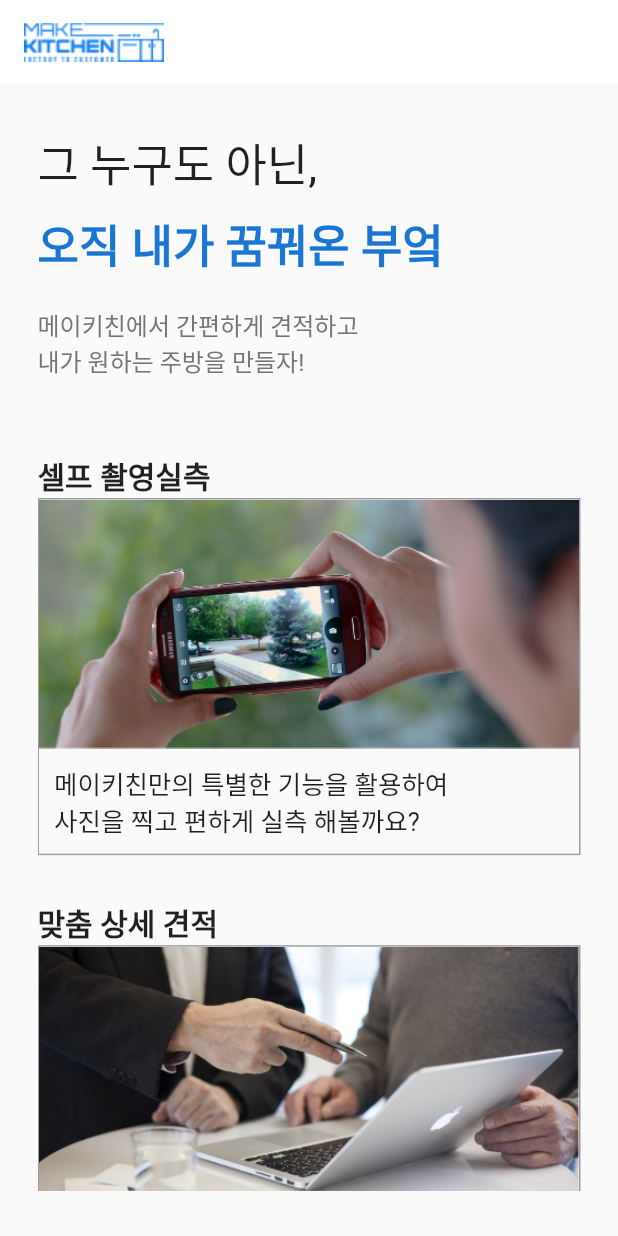
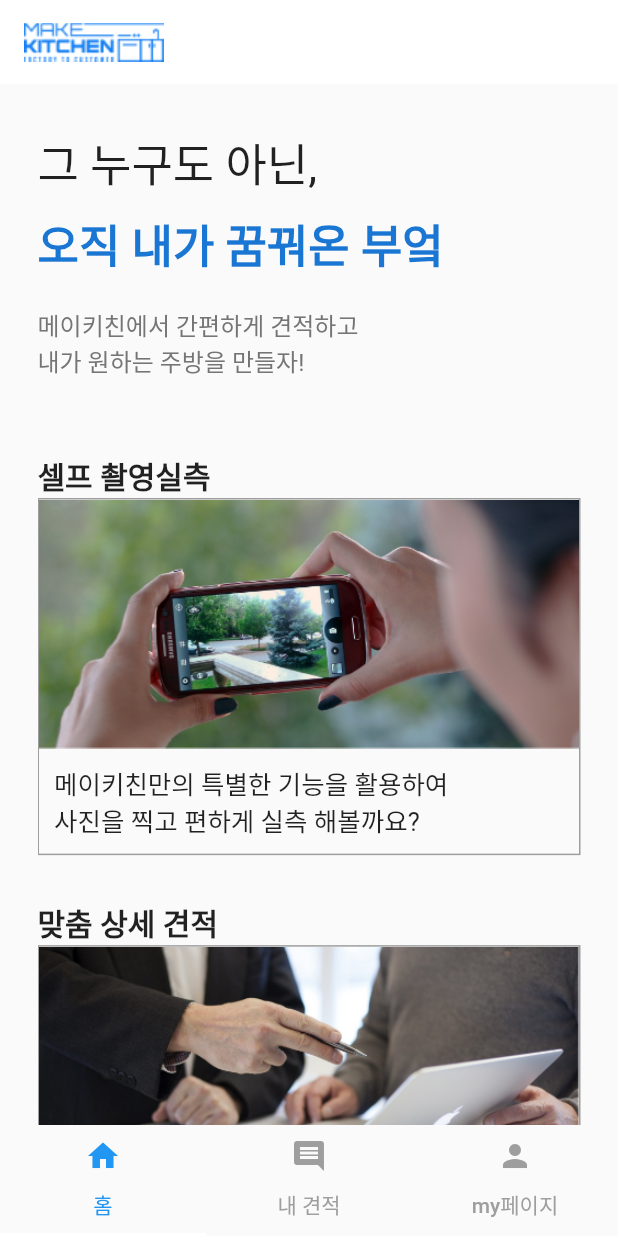
Before and after one commit to AnGwangsu/makekitchen_app_flutter, a Flutter app: the screen it shows after launch, on a phone screen of 412 x 824 dp. Run offline on Flutter 3.47's test engine with Material 2 defaults, Android fonts, the phone set to English and light mode, and no system bars.

Commit message:
메인 홈화면 UI구성

```diff
--- a/lib/main.dart
+++ b/lib/main.dart
@@ -1,5 +1,6 @@
 import 'package:flutter/material.dart';
 import 'package:makekitchen_app/page/home.dart';
+import 'package:makekitchen_app/page/login.dart';
 void main() {
   runApp(MyApp());
 }
--- a/lib/page/home.dart
+++ b/lib/page/home.dart
@@ -9,15 +9,13 @@ class Home extends StatefulWidget {
 
 class _HomeState extends State<Home> {
   @override
-  Widget build(BuildContext context) {
-    return Scaffold(
-      appBar: AppBar(
-        title: Image.asset('assets/image/rogo_mini.png'),
-        centerTitle: false,
-        elevation: 0.0,
-      ),
-      body: Padding(
-        padding: const EdgeInsets.fromLTRB(25, 30, 25, 30),
+  void initState(){
+    super.initState();
+
+  }
+  Widget _homeMainPage(){
+    return Padding(
+        padding: const EdgeInsets.fromLTRB(25, 30, 25,0),
         child: Container(
           child: SingleChildScrollView(
               child: Container(
@@ -32,7 +30,11 @@ class _HomeState extends State<Home> {
                   Text('내가 원하는 주방을 만들자!',style: TextStyle(fontSize: 16,color: Colors.grey[600])),
                   SizedBox(height: 50,),
                   Text('셀프 촬영실측',style: TextStyle(fontSize: 20,fontWeight: FontWeight.bold)),
-                  Container(
+                  GestureDetector(
+                      onTap: (){
+                        print('셀프 촬영 실측');
+                      },
+                      child: Container(
                       decoration: BoxDecoration(
                         border: Border.all(color: Colors.grey[500]),
                       ),
@@ -53,9 +55,14 @@ class _HomeState extends State<Home> {
                         ],
                       ),
                     ),
+                  ),
                   SizedBox(height: 30),
                   Text('맞춤 상세 견적',style: TextStyle(fontSize: 20,fontWeight: FontWeight.bold)),
-                  Container(
+                  GestureDetector(
+                      onTap: (){
+                        print('맞춤 상세 견적');
+                      },
+                      child: Container(
                       decoration: BoxDecoration(
                         border: Border.all(color: Colors.grey[500]),
                       ),
@@ -76,9 +83,14 @@ class _HomeState extends State<Home> {
                         ],
                       ),
                     ),
+                  ),
                   SizedBox(height: 30),
-                  Text('맞춤 상세 견적',style: TextStyle(fontSize: 20,fontWeight: FontWeight.bold)),
-                  Container(
+                  Text('맞춤 사진 견적',style: TextStyle(fontSize: 20,fontWeight: FontWeight.bold)),
+                  GestureDetector(
+                      onTap: (){
+                        print('맞춤 사진 견적');
+                      },
+                      child: Container(
                       decoration: BoxDecoration(
                         border: Border.all(color: Colors.grey[500]),
                       ),
@@ -99,12 +111,55 @@ class _HomeState extends State<Home> {
                         ],
                       ),
                     ),
+                  ),
+                  SizedBox(height: 30,),
                 ],
-            ),
               ),
             ),
           ),
         ),
       );
   }
+  Widget _bottomNavigationWidget(){
+    return TabBar(
+      indicatorColor: Colors.white,
+      labelColor: Colors.blue,
+      unselectedLabelColor: Colors.grey,
+      tabs: [
+        Tab(
+          icon: Icon(Icons.home),
+          text: '홈',
+        ),
+        Tab(
+          icon: Icon(Icons.insert_comment),
+          text: '내 견적',
+        ),
+        Tab(
+          icon: Icon(Icons.person),
+          text: 'my페이지',
+        ),
+      ],
+    );
   }
+  @override
+  Widget build(BuildContext context) {
+    return DefaultTabController(
+        length: 3,
+        child: Scaffold(
+        appBar: AppBar(
+          title: Image.asset('assets/image/rogo_mini.png'),
+          centerTitle: false,
+          elevation: 0.0,
+        ),
+        body: TabBarView(
+          children: <Widget>[
+            _homeMainPage(),
+            Text('내 견적 페이지'),
+            Text('my 페이지')
+          ],
+          ),
+        bottomNavigationBar: _bottomNavigationWidget(),
+      ),
+    );
+  }
+}
--- /dev/null
+++ b/lib/page/login.dart
@@ -0,0 +1,15 @@
+import 'package:flutter/material.dart';
+
+class Login extends StatefulWidget {
+  Login({Key key}) : super(key: key);
+
+  @override
+  _LoginState createState() => _LoginState();
+}
+
+class _LoginState extends State<Login> {
+  @override
+  Widget build(BuildContext context) {
+    return Scaffold();
+  }
+}
```
Lines whose indentation alone changed are shown as unchanged.
